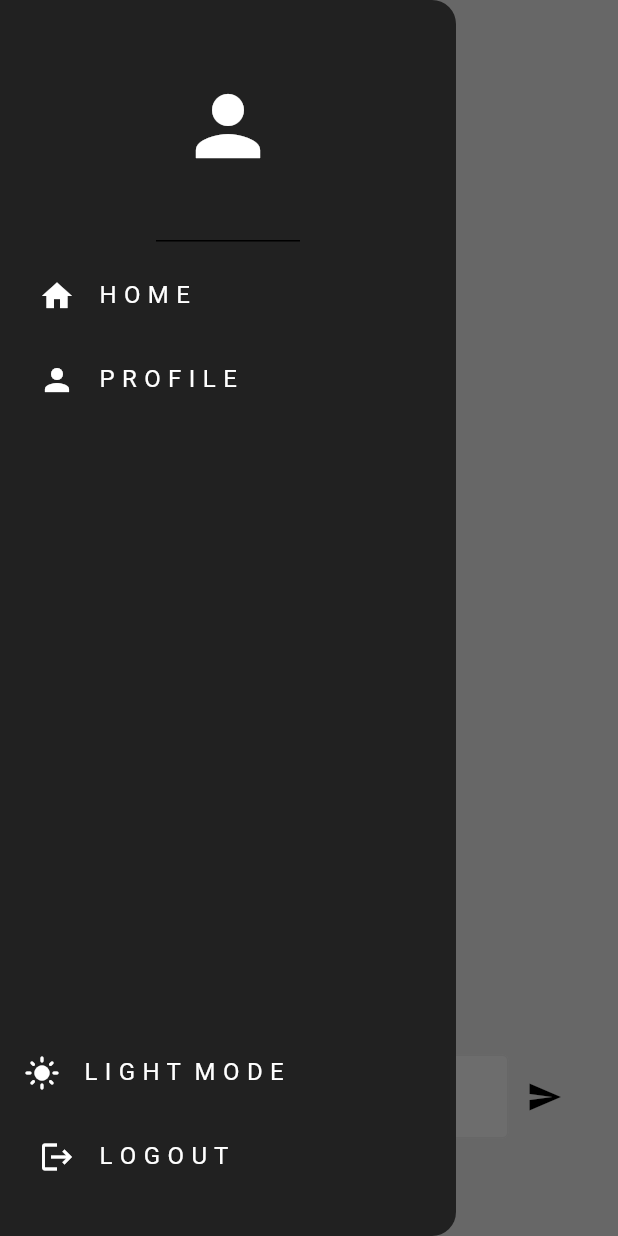
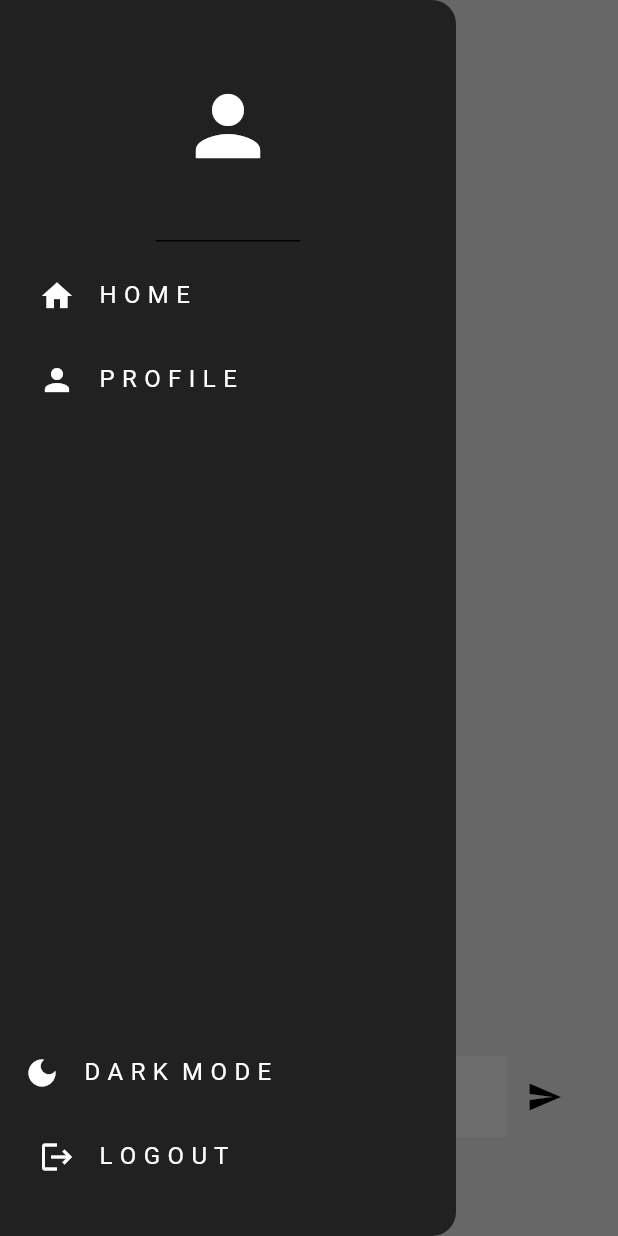
Before and after one commit to JarneClaesen/lojm, a Flutter app: the screen it shows once a user with an empty profile is signed in, with the side drawer open, on a phone screen of 412 x 824 dp. Run offline on Flutter 3.47's test engine with Material 2 defaults, Android fonts, the light colour scheme and no system bars; our stand-ins replace cloud_firestore, firebase_auth, firebase_core, shared_preferences; accounts and stored records are empty; network calls fail.

Commit message:
Implement shared_preferences so it stays the same after reopening | fixed dark mode button naming

```diff
--- a/lib/components/drawer.dart
+++ b/lib/components/drawer.dart
@@ -55,21 +55,17 @@ class MyDrawer extends StatelessWidget {
                   // Dark mode / Light mode toggle button
                   ListTile(
                     leading: Icon(
-                      themeProvider.getTheme == lightTheme
-                          ? Icons.light_mode
-                          : Icons.dark_mode,
+                      themeProvider.getTheme == lightTheme ? Icons.dark_mode : Icons.light_mode,
                       color: Colors.white,
                     ),
                     title: Text(
-                      themeProvider.getTheme == lightTheme ? 'L I G H T  M O D E' : 'D A R K  M O D E',
+                      themeProvider.getTheme == lightTheme ? 'D A R K  M O D E' : 'L I G H T  M O D E',
                       style: TextStyle(color: Colors.white),
                     ),
                     onTap: () {
-                      Provider.of<ThemeProvider>(context, listen: false)
-                          .toggleTheme();
+                      Provider.of<ThemeProvider>(context, listen: false).toggleTheme();
                     },
                   ),
-
                   // logout list tile
                   Padding(
                     padding: const EdgeInsets.only(bottom: 25.0),
--- a/lib/theme/theme_provider.dart
+++ b/lib/theme/theme_provider.dart
@@ -1,23 +1,42 @@
 import 'package:flutter/material.dart';
 import 'package:orchestra_app/theme/dark_theme.dart';
 import 'package:orchestra_app/theme/light_theme.dart';
+import 'package:shared_preferences/shared_preferences.dart';
 
 class ThemeProvider extends ChangeNotifier {
-  ThemeData _themeData = lightTheme;
+  ThemeData _themeData;
+  final String key = "theme";
+
+  ThemeProvider() : _themeData = lightTheme {
+    _loadTheme();
+  }
 
   ThemeData get getTheme => _themeData;
 
-  void setTheme(ThemeData themeData) {
-    _themeData = themeData;
-    notifyListeners();
+  void _loadTheme() async {
+    final prefs = await SharedPreferences.getInstance();
+    bool? isDark = prefs.getBool(key);
+
+    if (isDark != null) {
+      if (isDark) {
+        _themeData = darkTheme;
+      } else {
+        _themeData = lightTheme;
+      }
+      notifyListeners();
+    }
   }
 
-  void toggleTheme() {
+  void toggleTheme() async {
     if (_themeData == lightTheme) {
       _themeData = darkTheme;
     } else {
       _themeData = lightTheme;
     }
     notifyListeners();
+
+    // Save the theme preference in shared preferences
+    final prefs = await SharedPreferences.getInstance();
+    prefs.setBool(key, _themeData == darkTheme);
   }
 }
```
